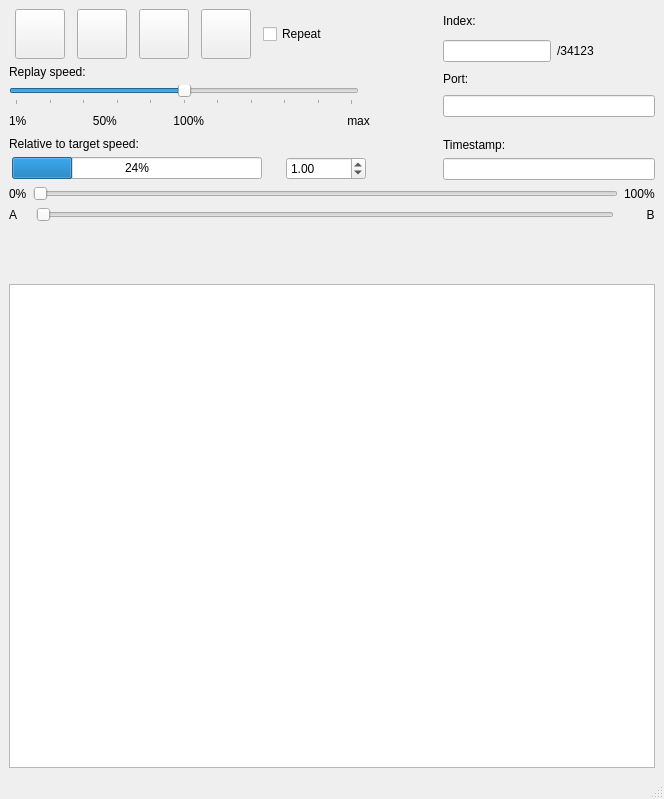
This is src/main.ui in rock-cpp/new_rock_replay as Qt 5 draws it before an edit. The edited form follows.
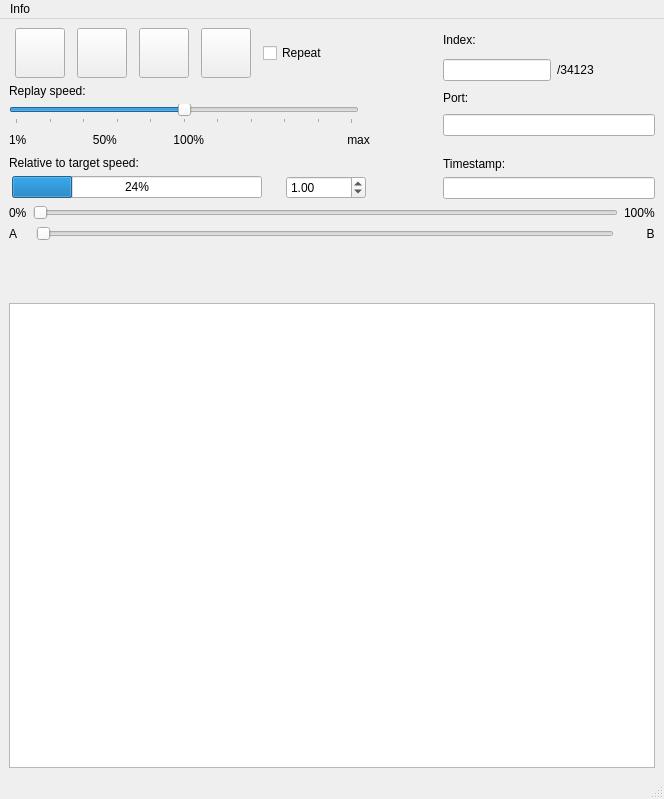
This is the edited form. Icons and pictures are not drawn. Custom widgets are drawn as their Qt base class.

```diff
--- a/src/main.ui
+++ b/src/main.ui
@@ -712,6 +712,14 @@
      <height>22</height>
     </rect>
    </property>
+   <widget class="QMenu" name="menuInfo">
+    <property name="title">
+     <string>Info</string>
+    </property>
+    <addaction name="separator"/>
+    <addaction name="infoAbout"/>
+   </widget>
+   <addaction name="menuInfo"/>
   </widget>
   <widget class="QStatusBar" name="statusbar"/>
  </widget>
```
Left out of the diff: 5 changed lines with no effect on the pictures.
